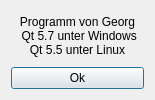
Old version of the form creditdialog.ui in the repository AwesomeTextEdtor/Texteditor.
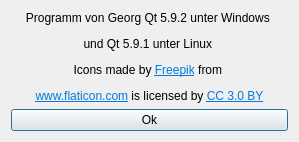
New version of the form.

Patch:
```diff
--- a/creditdialog.ui
+++ b/creditdialog.ui
@@ -6,8 +6,8 @@
    <rect>
     <x>0</x>
     <y>0</y>
-    <width>155</width>
-    <height>100</height>
+    <width>299</width>
+    <height>140</height>
    </rect>
   </property>
   <property name="windowTitle">
@@ -22,9 +22,7 @@
         <enum>Qt::LeftToRight</enum>
        </property>
        <property name="text">
-        <string>Programm von Georg
- Qt 5.7 unter Windows
-Qt 5.5 unter Linux</string>
+        <string>&lt;html&gt;&lt;head/&gt;&lt;body&gt;&lt;p&gt;Programm von Georg Qt 5.9.2 unter Windows &lt;/p&gt;&lt;p&gt;und Qt 5.9.1 unter Linux &lt;/p&gt;&lt;p&gt;Icons made by &lt;a href=&quot;http://www.freepik.com&quot;&gt;&lt;span style=&quot; text-decoration: underline; color:#007af4;&quot;&gt;Freepik&lt;/span&gt;&lt;/a&gt; from &lt;/p&gt;&lt;p&gt;&lt;a href=&quot;https://www.flaticon.com/&quot;&gt;&lt;span style=&quot; text-decoration: underline; color:#007af4;&quot;&gt;www.flaticon.com&lt;/span&gt;&lt;/a&gt; is licensed by &lt;a href=&quot;http://creativecommons.org/licenses/by/3.0/&quot;&gt;&lt;span style=&quot; text-decoration: underline; color:#007af4;&quot;&gt;CC 3.0 BY&lt;/span&gt;&lt;/a&gt;&lt;/p&gt;&lt;/body&gt;&lt;/html&gt;</string>
        </property>
        <property name="alignment">
         <set>Qt::AlignCenter</set>
```
